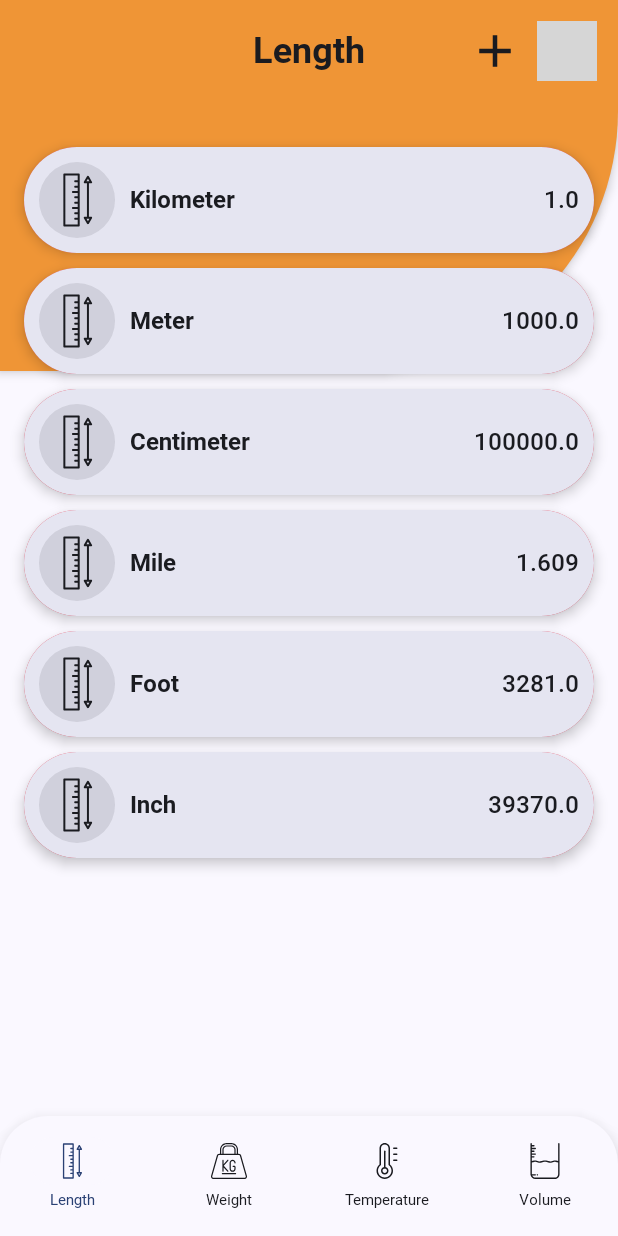
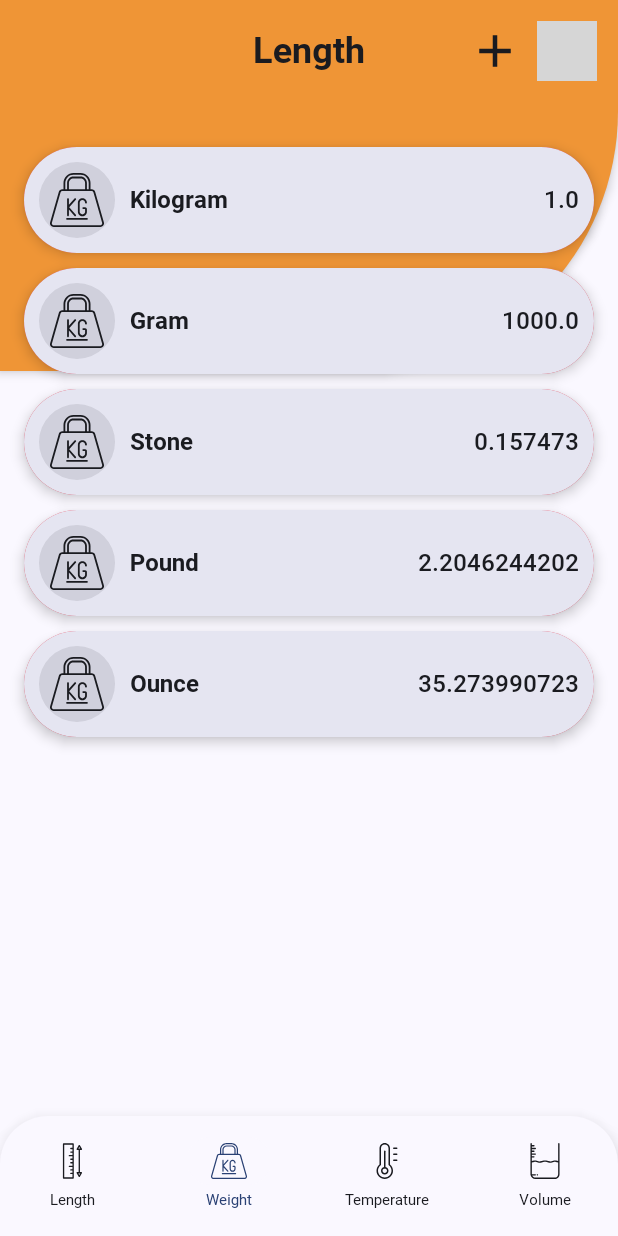
Before and after one commit to fernando-rauber/MeasureMe, an Android app built with Jetpack Compose: the screen it shows after launch (MainActivity), item 2 of the bottom bar chosen, on a phone screen of 412 x 824 dp. Run offline under Robolectric (Android 15) with nearby library versions, the phone set to English and light mode, and no system bars; our stand-ins replace Room's generated code; grey boxes are pictures that could not be loaded.

Commit message:
Add new Unit Types

```diff
--- a/app/src/main/java/uk/fernando/measure/component/unit/UnitCard.kt
+++ b/app/src/main/java/uk/fernando/measure/component/unit/UnitCard.kt
@@ -8,7 +8,10 @@ import androidx.compose.foundation.shape.RoundedCornerShape
 import androidx.compose.foundation.text.BasicTextField
 import androidx.compose.foundation.text.KeyboardActions
 import androidx.compose.foundation.text.KeyboardOptions
-import androidx.compose.material3.*
+import androidx.compose.material3.Icon
+import androidx.compose.material3.MaterialTheme
+import androidx.compose.material3.Surface
+import androidx.compose.material3.Text
 import androidx.compose.runtime.*
 import androidx.compose.ui.Alignment
 import androidx.compose.ui.ExperimentalComposeUiApi
@@ -16,11 +19,11 @@ import androidx.compose.ui.Modifier
 import androidx.compose.ui.focus.FocusRequester
 import androidx.compose.ui.focus.focusRequester
 import androidx.compose.ui.focus.onFocusChanged
-import androidx.compose.ui.focus.onFocusEvent
 import androidx.compose.ui.graphics.Color
 import androidx.compose.ui.graphics.SolidColor
 import androidx.compose.ui.platform.LocalSoftwareKeyboardController
 import androidx.compose.ui.res.painterResource
+import androidx.compose.ui.res.stringResource
 import androidx.compose.ui.text.TextRange
 import androidx.compose.ui.text.TextStyle
 import androidx.compose.ui.text.font.FontWeight
@@ -29,13 +32,11 @@ import androidx.compose.ui.text.input.KeyboardType
 import androidx.compose.ui.text.input.TextFieldValue
 import androidx.compose.ui.text.style.TextAlign
 import androidx.compose.ui.unit.dp
-import androidx.compose.ui.unit.sp
-import uk.fernando.measure.R
 import uk.fernando.measure.component.MyAnimation
 import uk.fernando.measure.database.entity.LengthUnitEntity
+import uk.fernando.measure.ext.getUnitName
+import uk.fernando.measure.ext.getUnitTypeIcon
 import uk.fernando.measure.ext.noRippleClickable
-import uk.fernando.measure.theme.green
-import uk.fernando.measure.theme.red
 
 @Composable
 fun UnitCard(unit: LengthUnitEntity, onDone: (Double) -> Unit) {
@@ -63,7 +64,7 @@ fun UnitCard(unit: LengthUnitEntity, onDone: (Double) -> Unit) {
                     .background(MaterialTheme.colorScheme.onBackground.copy(0.1f), CircleShape)
                     .padding(7.dp)
                     .size(36.dp),
-                painter = painterResource(id = R.drawable.ic_ruler),
+                painter = painterResource(unit.type.getUnitTypeIcon()),
                 contentDescription = null
             )
 
@@ -71,7 +72,7 @@ fun UnitCard(unit: LengthUnitEntity, onDone: (Double) -> Unit) {
                 modifier = Modifier
                     .padding(horizontal = 10.dp)
                     .weight(0.5f),
-                text = unit.name,
+                text = stringResource(unit.unit.getUnitName()),
                 style = MaterialTheme.typography.bodyMedium,
                 fontWeight = FontWeight.Bold
             )
--- a/app/src/main/java/uk/fernando/measure/database/dao/UnitDao.kt
+++ b/app/src/main/java/uk/fernando/measure/database/dao/UnitDao.kt
@@ -7,8 +7,11 @@ import uk.fernando.measure.database.entity.LengthUnitEntity
 @Dao
 interface UnitDao {
 
-    @Query("SELECT * FROM ${LengthUnitEntity.NAME} ")
-    fun getUnitList(): List<LengthUnitEntity>
+    @Query("SELECT * FROM ${LengthUnitEntity.NAME} WHERE type = :type")
+    fun getUnitList(type: Int): List<LengthUnitEntity>
+
+    @Query("SELECT id FROM ${LengthUnitEntity.NAME} WHERE type = :type ")
+    fun getUnitIDList(type: Int): List<Int>
 
     @Update(onConflict = OnConflictStrategy.REPLACE)
     fun updateAll(list: List<LengthUnitEntity>)
--- a/app/src/main/java/uk/fernando/measure/database/entity/LengthUnitEntity.kt
+++ b/app/src/main/java/uk/fernando/measure/database/entity/LengthUnitEntity.kt
@@ -9,7 +9,7 @@ import java.util.*
 data class LengthUnitEntity(
     @PrimaryKey
     val id: Int,
-    val name: String = "",
+    val unit: Int,
     val type: Int,
     val multiple: Double = 0.0,
     var amount: Double = 0.0,
--- a/app/src/main/java/uk/fernando/measure/datastore/PrefsStore.kt
+++ b/app/src/main/java/uk/fernando/measure/datastore/PrefsStore.kt
@@ -10,6 +10,7 @@ interface PrefsStore {
 
     suspend fun getLength(): Double
     suspend fun getWeight(): Double
+    suspend fun getVolume(): Double
 
     suspend fun storeFirstTime(value: Boolean)
     suspend fun storePremium(value: Boolean)
@@ -17,4 +18,5 @@ interface PrefsStore {
 
     suspend fun storeLength(value: Double)
     suspend fun storeWeight(value: Double)
+    suspend fun storeVolume(value: Double)
 }
--- /dev/null
+++ b/app/src/main/java/uk/fernando/measure/enum/UnitMeasure.kt
@@ -0,0 +1,35 @@
+package uk.fernando.measure.enum
+
+enum class UnitMeasure(val value: Int) {
+    KILOMETER(1),
+    METER(2),
+    CENTIMETER(3),
+    MILLIMETER(4),
+    MICROMETER(5),
+    NANOMETER(6),
+    MILE(7),
+    YARD(8),
+    FOOT(9),
+    INCH(10),
+    NAUTICAL_MILE(11),
+
+    CELSIUS(12),
+    KELVIN(13),
+    FAHRENHEIT(14),
+
+    KILOGRAM(15),
+    GRAM(16),
+    MILLIGRAM(17),
+    MICROGRAM(18),
+    IMPERIAL_TON(19),
+    US_TON(20),
+    STONE(21),
+    POUND(22),
+    OUNCE(23),
+    TONNE(24),
+    CARAT(25);
+
+    companion object {
+        fun getByValue(value: Int) = values().firstOrNull { it.value == value }
+    }
+}
--- /dev/null
+++ b/app/src/main/java/uk/fernando/measure/enum/UnitType.kt
@@ -0,0 +1,12 @@
+package uk.fernando.measure.enum
+
+enum class UnitType(val value: Int) {
+    LENGTH(1),
+    TEMPERATURE(2),
+    WEIGHT(3),
+    VOLUME(4);
+
+    companion object {
+        fun getByValue(value: Int) = values().firstOrNull { it.value == value }
+    }
+}
--- a/app/src/main/java/uk/fernando/measure/ext/UtilExtension.kt
+++ b/app/src/main/java/uk/fernando/measure/ext/UtilExtension.kt
@@ -1,6 +1,10 @@
 package uk.fernando.measure.ext
 
 import androidx.navigation.NavController
+import uk.fernando.measure.R
+import uk.fernando.measure.enum.UnitMeasure
+import uk.fernando.measure.enum.UnitMeasure.*
+import uk.fernando.measure.enum.UnitType
 import java.math.RoundingMode
 import java.text.DecimalFormat
 
@@ -22,3 +26,46 @@ fun Double.roundOffDecimal(): Double {
     df.roundingMode = RoundingMode.CEILING
     return df.format(this).toDouble()
 }
+
+fun Int.getUnitTypeIcon(): Int {
+    return when (UnitType.getByValue(this)) {
+        UnitType.LENGTH -> R.drawable.ic_ruler
+        UnitType.TEMPERATURE -> R.drawable.ic_temperature
+        UnitType.WEIGHT -> R.drawable.ic_weight
+        else -> R.drawable.ic_volume_liquid
+    }
+}
+
+fun Int.getUnitName(): Int {
+    return when (UnitMeasure.getByValue(this)) {
+        KILOMETER -> R.string.kilometer
+        METER -> R.string.meter
+        CENTIMETER -> R.string.centimeter
+        MILLIMETER -> R.string.millimeter
+        MICROMETER -> R.string.micrometer
+        NANOMETER -> R.string.nanometer
+        MILE -> R.string.mile
+        YARD -> R.string.yard
+        FOOT -> R.string.foot
+        INCH -> R.string.inch
+        NAUTICAL_MILE -> R.string.nautical_mile
+
+        CELSIUS -> R.string.celsius
+        KELVIN -> R.string.kelvin
+        FAHRENHEIT -> R.string.fahrenheit
+
+        KILOGRAM -> R.string.kilogram
+        GRAM -> R.string.gram
+        MILLIGRAM -> R.string.milligram
+        MICROGRAM -> R.string.microgram
+        IMPERIAL_TON -> R.string.imperial_ton
+        US_TON -> R.string.us_ton
+        STONE -> R.string.stone
+        POUND -> R.string.pound
+        OUNCE -> R.string.ounce
+        TONNE -> R.string.tonne
+        CARAT -> R.string.carat
+
+        else -> R.string.kilometer
+    }
+}
--- a/app/src/main/java/uk/fernando/measure/navigation/NavigationGraph.kt
+++ b/app/src/main/java/uk/fernando/measure/navigation/NavigationGraph.kt
@@ -4,6 +4,8 @@ import androidx.compose.animation.ExperimentalAnimationApi
 import androidx.navigation.NavController
 import androidx.navigation.NavGraphBuilder
 import androidx.navigation.compose.composable
+import uk.fernando.measure.enum.UnitType
+import uk.fernando.measure.navigation.Directions.UNIT_TYPE
 import uk.fernando.measure.page.AddUnitPage
 import uk.fernando.measure.page.HomePage
 import uk.fernando.measure.page.SettingsPage
@@ -16,12 +18,25 @@ fun NavGraphBuilder.buildGraph(navController: NavController) {
         SplashPage(navController)
     }
     composable(Directions.length.name) {
-        HomePage(navController)
+        HomePage(navController, UnitType.LENGTH)
+    }
+    composable(Directions.weight.name) {
+        HomePage(navController, UnitType.WEIGHT)
+    }
+    composable(Directions.temperature.name) {
+        HomePage(navController, UnitType.TEMPERATURE)
+    }
+    composable(Directions.volume.name) {
+        HomePage(navController, UnitType.VOLUME)
     }
     composable(Directions.settings.name) {
         SettingsPage(navController)
     }
-    composable(Directions.addUnit.name) {
-        AddUnitPage(navController)
+    composable(Directions.addUnit.name.plus("/{$UNIT_TYPE}")) {
+        val unitType = it.arguments?.getString(UNIT_TYPE)
+        if (unitType == null)
+            navController.popBackStack()
+        else
+            AddUnitPage(navController, unitType.toInt())
     }
 }
--- a/app/src/main/java/uk/fernando/measure/page/HomePage.kt
+++ b/app/src/main/java/uk/fernando/measure/page/HomePage.kt
@@ -28,6 +28,7 @@ import uk.fernando.measure.R
 import uk.fernando.measure.component.MySwipeDelete
 import uk.fernando.measure.component.NavigationBarTop
 import uk.fernando.measure.component.unit.UnitCard
+import uk.fernando.measure.enum.UnitType
 import uk.fernando.measure.ext.safeNav
 import uk.fernando.measure.navigation.Directions
 import uk.fernando.measure.theme.red
@@ -36,14 +37,15 @@ import uk.fernando.measure.viewmodel.HomeViewModel
 @Composable
 fun HomePage(
     navController: NavController = NavController(LocalContext.current),
+    unitType: UnitType,
     viewModel: HomeViewModel = getViewModel()
 ) {
     LaunchedEffect(Unit) {
-        viewModel.fetchLengthUnits()
+        viewModel.fetchUnitsByType(unitType)
     }
 
     Column {
-        NavigationBar(navController)
+        NavigationBar(navController, unitType)
 
         MeasureList(
             modifier = Modifier
@@ -55,12 +57,12 @@ fun HomePage(
 }
 
 @Composable
-private fun NavigationBar(navController: NavController) {
+private fun NavigationBar(navController: NavController, unitType: UnitType) {
     NavigationBarTop(title = R.string.length_title,
         rightIcon = {
             Row {
                 // add more measures units
-                IconButton(onClick = { navController.safeNav(Directions.addUnit.name) }) {
+                IconButton(onClick = { navController.safeNav(Directions.addUnit.name.plus("/${unitType.value}")) }) {
                     Icon(
                         painter = painterResource(id = R.drawable.ic_add),
                         contentDescription = null,
@@ -87,7 +89,7 @@ private fun MeasureList(modifier: Modifier, viewModel: HomeViewModel) {
         modifier = modifier
     ) {
 
-        items(viewModel.lengthUnit.value) { unit ->
+        items(viewModel.unitList.value) { unit ->
             key(unit.id, unit.date.time) {
                 MySwipeDelete(
                     item = unit,
--- a/app/src/main/java/uk/fernando/measure/repository/FirstTimeRepository.kt
+++ b/app/src/main/java/uk/fernando/measure/repository/FirstTimeRepository.kt
@@ -4,19 +4,45 @@ import kotlinx.coroutines.Dispatchers
 import kotlinx.coroutines.withContext
 import uk.fernando.measure.database.dao.UnitDao
 import uk.fernando.measure.database.entity.LengthUnitEntity
+import uk.fernando.measure.enum.UnitMeasure
+import uk.fernando.measure.enum.UnitType
 
 class FirstTimeRepository(private val dao: UnitDao) {
 
     suspend fun setUpDatabase() = withContext(Dispatchers.IO) {
-        val list = mutableListOf<LengthUnitEntity>()
+        dao.insertAll(lengthList)
+        dao.insertAll(temperatureList)
+        dao.insertAll(weightList)
+    }
 
-        list.add(LengthUnitEntity(1, "Kilometer", 1, 1.0, 1.0))
-        list.add(LengthUnitEntity(2, "Meter", 1, 1000.0, 1000.0))
-        list.add(LengthUnitEntity(3, "Centimeter", 1, 100000.0, 100000.0))
-        list.add(LengthUnitEntity(7, "Mile", 1, 1.609, 1.609))
-        list.add(LengthUnitEntity(9, "Foot", 1, 3281.0, 3281.0))
-        list.add(LengthUnitEntity(10, "Inch", 1, 39370.0, 39370.0))
+    private val lengthList by lazy {
+        val unitType = UnitType.LENGTH.value
+        listOf(
+            LengthUnitEntity(1, UnitMeasure.KILOMETER.value, unitType, 1.0, 1.0),
+            LengthUnitEntity(2, UnitMeasure.METER.value, unitType, 1000.0, 1000.0),
+            LengthUnitEntity(7, UnitMeasure.MILE.value, unitType, 1.609, 1.609),
+            LengthUnitEntity(9, UnitMeasure.FOOT.value, unitType, 3281.0, 3281.0),
+            LengthUnitEntity(10, UnitMeasure.INCH.value, unitType, 39370.0, 39370.0)
+        )
+    }
 
-        dao.insertAll(list)
+    private val temperatureList by lazy {
+        val unitType = UnitType.TEMPERATURE.value
+        listOf(
+            LengthUnitEntity(100, UnitMeasure.CELSIUS.value, unitType, 1.0, 1.0),
+            LengthUnitEntity(101, UnitMeasure.KELVIN.value, unitType, 274.15, 274.15),
+            LengthUnitEntity(102, UnitMeasure.FAHRENHEIT.value, unitType, 33.8, 33.8)
+        )
+    }
+
+    private val weightList by lazy {
+        val unitType = UnitType.WEIGHT.value
+        listOf(
+            LengthUnitEntity(200, UnitMeasure.KILOGRAM.value, unitType, 1.0, 1.0),
+            LengthUnitEntity(201, UnitMeasure.GRAM.value, unitType, 1000.0, 1000.0),
+            LengthUnitEntity(206, UnitMeasure.STONE.value, unitType, 0.157473, 0.157473),
+            LengthUnitEntity(207, UnitMeasure.POUND.value, unitType, 2.2046244202, 2.2046244202),
+            LengthUnitEntity(208, UnitMeasure.OUNCE.value, unitType, 35.273990723, 35.273990723),
+        )
     }
 }
--- a/app/src/main/java/uk/fernando/measure/repository/UnitRepository.kt
+++ b/app/src/main/java/uk/fernando/measure/repository/UnitRepository.kt
@@ -4,11 +4,12 @@ import kotlinx.coroutines.Dispatchers
 import kotlinx.coroutines.withContext
 import uk.fernando.measure.database.dao.UnitDao
 import uk.fernando.measure.database.entity.LengthUnitEntity
+import uk.fernando.measure.enum.UnitType
 
 class UnitRepository(private val dao: UnitDao) {
 
-    suspend fun getUnitList() = withContext(Dispatchers.IO) {
-        dao.getUnitList()
+    suspend fun getUnitList(unit: UnitType) = withContext(Dispatchers.IO) {
+        dao.getUnitList(unit.value)
     }
 
     suspend fun updateAll(list: List<LengthUnitEntity>) {
--- a/app/src/main/java/uk/fernando/measure/viewmodel/AddUnitViewModel.kt
+++ b/app/src/main/java/uk/fernando/measure/viewmodel/AddUnitViewModel.kt
@@ -4,6 +4,7 @@ import androidx.compose.runtime.mutableStateListOf
 import androidx.compose.runtime.mutableStateOf
 import uk.fernando.measure.database.entity.LengthUnitEntity
 import uk.fernando.measure.datastore.PrefsStore
+import uk.fernando.measure.enum.UnitType
 import uk.fernando.measure.repository.AddUnitRepository
 
 
@@ -11,9 +12,9 @@ class AddUnitViewModel(private val rep: AddUnitRepository) : BaseViewModel() {
 
     val unitList = mutableStateListOf<LengthUnitEntity>()
 
-    init {
+    fun fetchAvailableUnits(unitType: Int) {
         launchDefault {
-            unitList.addAll(rep.getLengthUnitList())
+            unitList.addAll(rep.getLengthUnitList(unitType))
         }
     }
 
--- a/app/src/main/java/uk/fernando/measure/viewmodel/HomeViewModel.kt
+++ b/app/src/main/java/uk/fernando/measure/viewmodel/HomeViewModel.kt
@@ -1,19 +1,21 @@
 package uk.fernando.measure.viewmodel
 
 import androidx.compose.runtime.mutableStateOf
+import uk.fernando.measure.R
 import uk.fernando.measure.database.entity.LengthUnitEntity
 import uk.fernando.measure.datastore.PrefsStore
+import uk.fernando.measure.enum.UnitType
 import uk.fernando.measure.ext.roundOffDecimal
 import uk.fernando.measure.repository.UnitRepository
 
 
 class HomeViewModel(private val rep: UnitRepository, private val prefs: PrefsStore) : BaseViewModel() {
 
-    val lengthUnit = mutableStateOf(emptyList<LengthUnitEntity>())
+    val unitList = mutableStateOf(emptyList<LengthUnitEntity>())
 
-    fun fetchLengthUnits(){
+    fun fetchUnitsByType(type: UnitType) {
         launchDefault {
-            lengthUnit.value = rep.getUnitList()
+            unitList.value = rep.getUnitList(type)
         }
     }
 
@@ -24,19 +26,19 @@ class HomeViewModel(private val rep: UnitRepository, private val prefs: PrefsSto
 
     private fun updateAmount(baseUnit: Double) {
         launchIO {
-            val backupList = lengthUnit.value
+            val backupList = unitList.value
 
             backupList.forEach { unit ->
                 unit.amount = (unit.multiple * baseUnit).roundOffDecimal()
             }
 
             // Store so can use when add a new unit
-            prefs.storeLength(baseUnit)
+            storeAmount(backupList.first().type, baseUnit)
 
             rep.updateAll(backupList)
 
-            lengthUnit.value = emptyList()
-            lengthUnit.value = backupList
+            unitList.value = emptyList()
+            unitList.value = backupList
         }
     }
 
@@ -44,4 +46,12 @@ class HomeViewModel(private val rep: UnitRepository, private val prefs: PrefsSto
         launchIO { rep.deleteUnit(unit) }
     }
 
+    private suspend fun storeAmount(unitType: Int, baseUnit: Double) {
+        when (UnitType.getByValue(unitType)) {
+            UnitType.LENGTH -> prefs.storeLength(baseUnit)
+            UnitType.TEMPERATURE -> prefs.storeLength(baseUnit)
+            UnitType.WEIGHT -> prefs.storeWeight(baseUnit)
+            else -> prefs.storeVolume(baseUnit)
+        }
+    }
 }
--- a/app/src/main/res/values/strings.xml
+++ b/app/src/main/res/values/strings.xml
@@ -24,4 +24,33 @@
     <string name="restore_restored">Premium Product Restored. Enjoy!</string>
     <string name="restore_not_found">Premium product not found to restore.</string>
     <string name="internet_required">Internet required to continue with this action.</string>
+
+    // Units
+    <string name="kilometer">Kilometer</string>
+    <string name="meter">Meter</string>
+    <string name="centimeter">Centimeter</string>
+    <string name="millimeter">Millimeter</string>
+    <string name="micrometer">Micrometer</string>
+    <string name="nanometer">Nanometer</string>
+    <string name="mile">Mile</string>
+    <string name="yard">Yard</string>
+    <string name="foot">Foot</string>
+    <string name="inch">Inch</string>
+    <string name="nautical_mile">Nautical mile</string>
+
+    <string name="celsius">Celsius</string>
+    <string name="kelvin">Kelvin</string>
+    <string name="fahrenheit">Fahrenheit</string>
+
+    <string name="kilogram">Kilogram</string>
+    <string name="gram">Gram</string>
+    <string name="milligram">Milligram</string>
+    <string name="microgram">Microgram</string>
+    <string name="imperial_ton">Imperial Ton</string>
+    <string name="us_ton">US Ton</string>
+    <string name="stone">Stone</string>
+    <string name="pound">Pound</string>
+    <string name="ounce">Ounce</string>
+    <string name="carat">Carat</string>
+    <string name="tonne">Tonne</string>
 </resources>
```
Also changed, not shown: app/src/main/java/uk/fernando/measure/component/unit/AddUnitCard.kt (+5 -3 lines), app/src/main/java/uk/fernando/measure/datastore/PrefsStoreImpl.kt (+9 -0 lines), app/src/main/java/uk/fernando/measure/navigation/NavigationCommand.kt (+7 -1 lines), app/src/main/java/uk/fernando/measure/page/AddUnitPage.kt (+7 -2 lines), app/src/main/java/uk/fernando/measure/repository/AddUnitRepository.kt (+56 -15 lines).
